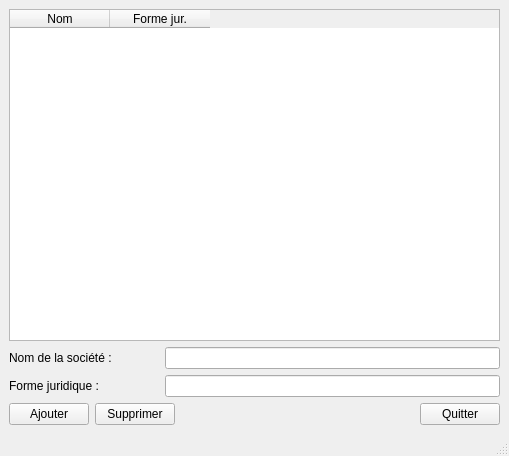
Qt form ui/companymanagementwindow.ui (jphoubion/COMailPrinting) before a commit.
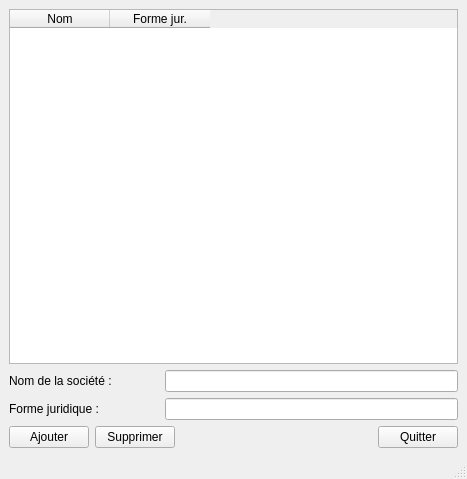
The same form after that commit.

Diff of the .ui file:
```diff
--- a/ui/companymanagementwindow.ui
+++ b/ui/companymanagementwindow.ui
@@ -9,8 +9,8 @@
    <rect>
     <x>0</x>
     <y>0</y>
-    <width>509</width>
-    <height>456</height>
+    <width>467</width>
+    <height>479</height>
    </rect>
   </property>
   <property name="windowTitle">
```
